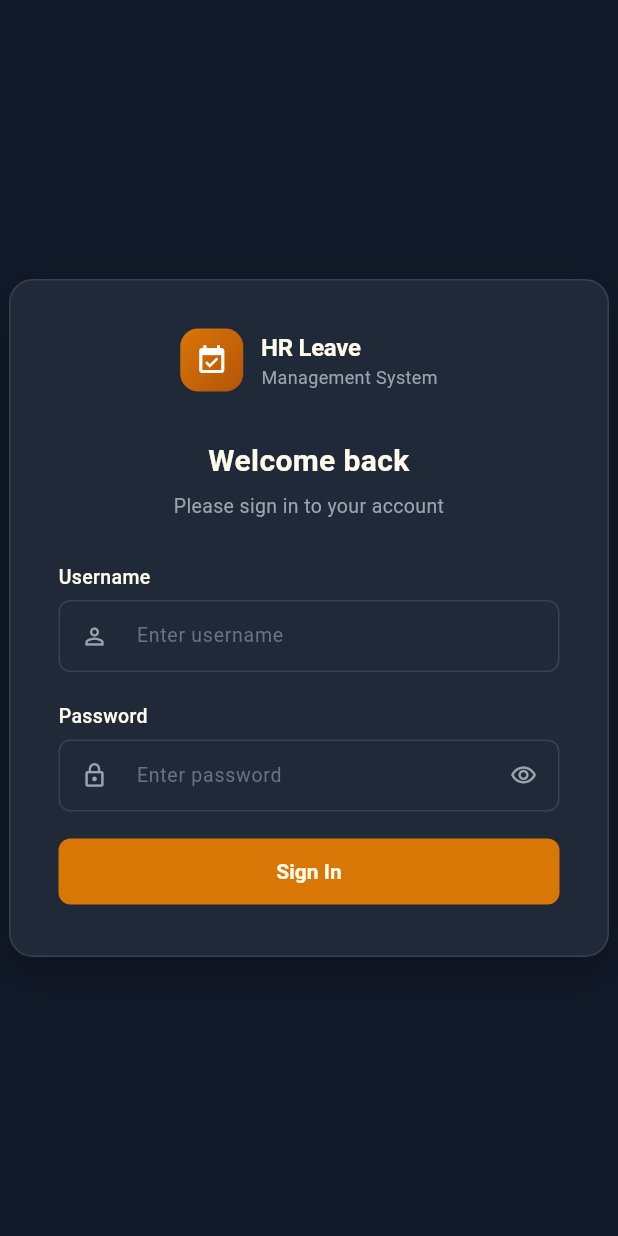
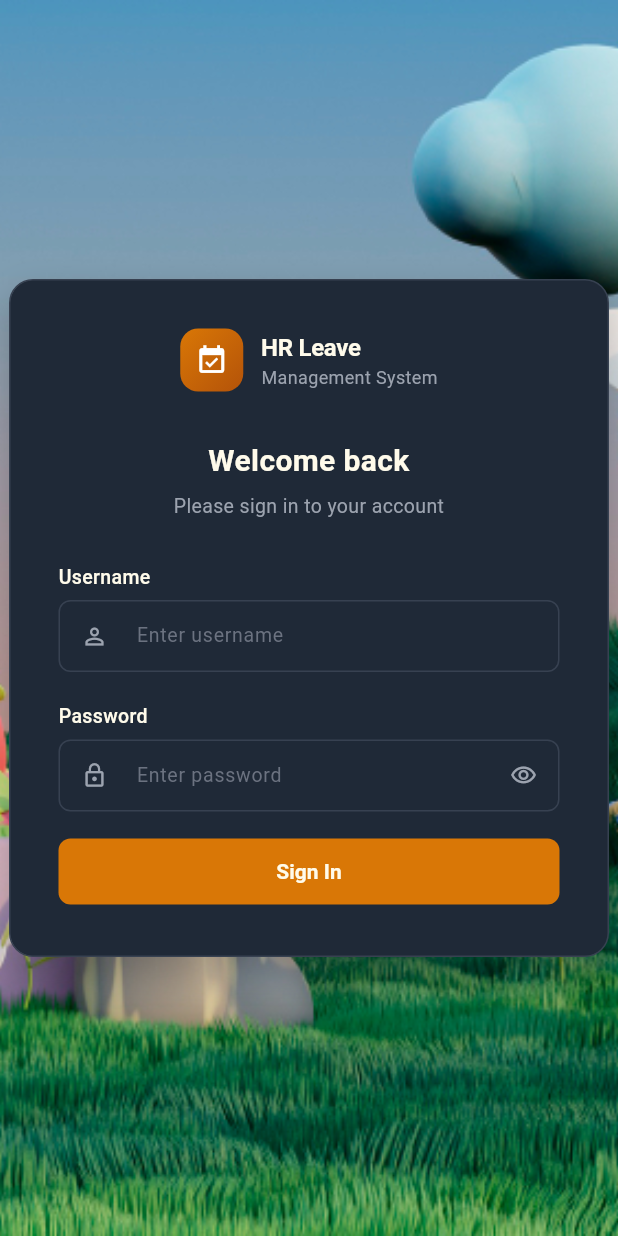
Before and after one commit to RasidinHatta/leave_management, a Flutter app: the screen it shows after launch, on a phone screen of 412 x 824 dp. Run offline on Flutter 3.47's test engine with Material 3 defaults, Android fonts, the phone set to English and light mode, and no system bars; our stand-ins replace file_picker; missing offline and left inert: excel.

Commit message:
feat: implement authentication screen and initialize application module structure

```diff
--- a/lib/screens/bring_forward_screen.dart
+++ b/lib/screens/bring_forward_screen.dart
@@ -408,7 +408,7 @@ class _BringForwardScreenState extends State<BringForwardScreen> {
   @override
   Widget build(BuildContext context) {
     return Scaffold(
-      backgroundColor: AppColors.background,
+      backgroundColor: Colors.transparent,
       body: Padding(
         padding: const EdgeInsets.all(24),
         child: Column(
--- a/lib/screens/daily_report_screen.dart
+++ b/lib/screens/daily_report_screen.dart
@@ -132,7 +132,7 @@ class _DailyReportScreenState extends State<DailyReportScreen> {
   @override
   Widget build(BuildContext context) {
     return Scaffold(
-      backgroundColor: AppColors.background,
+      backgroundColor: Colors.transparent,
       body: Padding(
         padding: const EdgeInsets.all(24),
         child: Column(
--- a/lib/screens/leave_taken_screen.dart
+++ b/lib/screens/leave_taken_screen.dart
@@ -487,7 +487,7 @@ class _LeaveTakenScreenState extends State<LeaveTakenScreen> {
   @override
   Widget build(BuildContext context) {
     return Scaffold(
-      backgroundColor: AppColors.background,
+      backgroundColor: Colors.transparent,
       body: Padding(
         padding: const EdgeInsets.all(24),
         child: Column(
--- a/lib/screens/login_screen.dart
+++ b/lib/screens/login_screen.dart
@@ -55,10 +55,17 @@ class _LoginScreenState extends State<LoginScreen> {
 
   @override
   Widget build(BuildContext context) {
-    return Scaffold(
-      backgroundColor: AppColors.background,
-      body: Center(
-        child: SingleChildScrollView(
+    return Container(
+      decoration: const BoxDecoration(
+        image: DecorationImage(
+          image: AssetImage('assets/images/background.jpg'),
+          fit: BoxFit.cover,
+        ),
+      ),
+      child: Scaffold(
+        backgroundColor: Colors.transparent,
+        body: Center(
+          child: SingleChildScrollView(
           child: Container(
             width: 400,
             padding: const EdgeInsets.all(32),
@@ -282,6 +289,7 @@ class _LoginScreenState extends State<LoginScreen> {
             ),
           ),
         ),
+        ),
       ),
     );
   }
--- a/lib/screens/targets_screen.dart
+++ b/lib/screens/targets_screen.dart
@@ -110,7 +110,7 @@ class _TargetsScreenState extends State<TargetsScreen> {
   @override
   Widget build(BuildContext context) {
     return Scaffold(
-      backgroundColor: AppColors.background,
+      backgroundColor: Colors.transparent,
       body: Padding(
         padding: const EdgeInsets.all(24),
         child: Column(
--- a/pubspec.yaml
+++ b/pubspec.yaml
@@ -61,7 +61,8 @@ flutter:
   uses-material-design: true
 
   # To add assets to your application, add an assets section, like this:
-  # assets:
+  assets:
+    - assets/images/
   #   - images/a_dot_burr.jpeg
   #   - images/a_dot_ham.jpeg
 
```
Also changed, not shown: assets/images/background.jpg (added).
